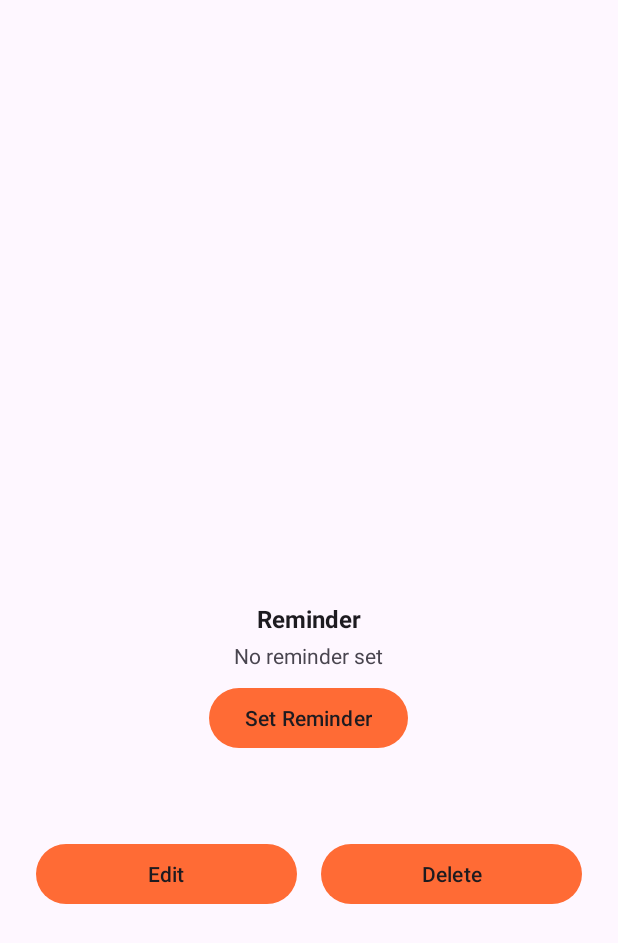
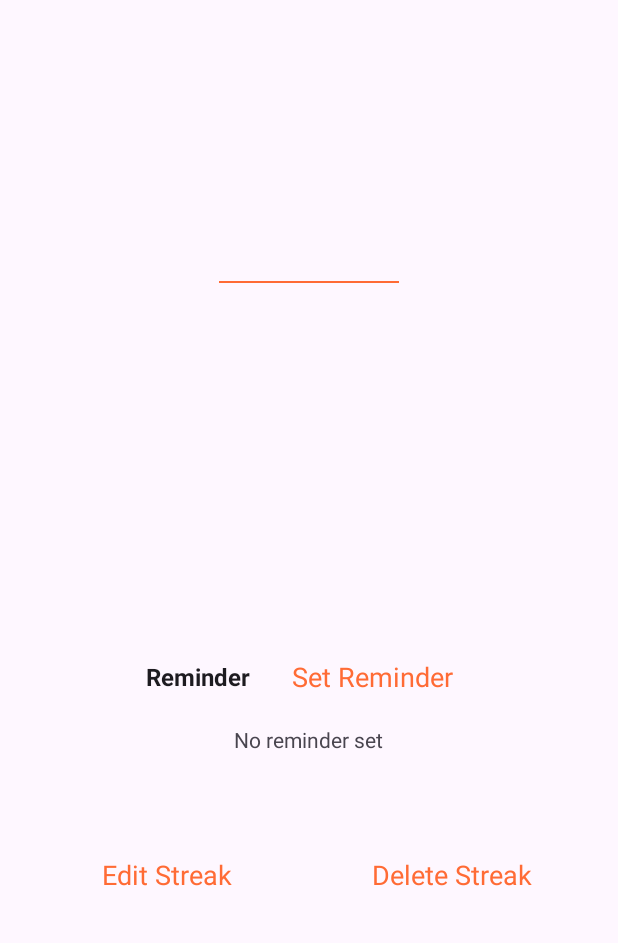
Before and after one commit to Arihant25/Streaks, an Android app: the layout fragment_streak_details.xml on its own in the app's theme, with its tools: preview values and no code run, on a phone screen of 412 x 824 dp. Shown: the top 943 px of the screen. Run offline under Robolectric (Android 15) with nearby library versions, the phone set to English and light mode, and no system bars.

Commit message:
Refactor reminder UI and logic for improved clarity and consistency

```diff
--- a/app/src/main/res/layout/fragment_streak_details.xml
+++ b/app/src/main/res/layout/fragment_streak_details.xml
@@ -39,6 +39,14 @@
             android:textSize="16sp"
             android:textColor="?android:textColorSecondary"
             android:layout_marginBottom="16dp" />
+
+        <!-- Divider -->
+        <View
+            android:layout_width="120dp"
+            android:layout_height="1dp"
+            android:background="@color/orange"
+            android:layout_marginBottom="24dp"
+            android:layout_gravity="center_horizontal" />
 
         <!-- Streak stats row -->
         <LinearLayout
@@ -85,6 +93,14 @@
             android:orientation="vertical"
             android:gravity="center_horizontal"
             android:layout_marginBottom="24dp">
+
+            <!-- Label and Button Row -->
+            <LinearLayout
+                android:layout_width="match_parent"
+                android:layout_height="wrap_content"
+                android:orientation="horizontal"
+                android:gravity="center">
+
                 <TextView
                     android:id="@+id/text_reminder_label"
                     android:layout_width="wrap_content"
@@ -92,21 +108,32 @@
                     android:text="Reminder"
                     android:textStyle="bold"
                     android:textSize="16sp"
-                android:layout_marginBottom="4dp"
                     android:textColor="?android:textColorPrimary" />
+
+                <Space
+                    android:layout_width="16dp"
+                    android:layout_height="wrap_content" />
+
+                <TextView
+                    android:id="@+id/button_set_reminder"
+                    android:layout_width="wrap_content"
+                    android:layout_height="wrap_content"
+                    android:text="Set Reminder"
+                    android:textColor="@color/orange"
+                    android:textSize="18sp"
+                    android:padding="12dp"
+                    android:clickable="true"
+                    android:focusable="true"
+                    android:background="?android:attr/selectableItemBackground" />
+            </LinearLayout>
+
             <TextView
                 android:id="@+id/text_reminder_summary"
                 android:layout_width="wrap_content"
                 android:layout_height="wrap_content"
                 android:text="No reminder set"
-                android:layout_marginBottom="8dp"
+                android:layout_marginTop="8dp"
                 android:textColor="?android:textColorSecondary" />
-            <Button
-                android:id="@+id/button_set_reminder"
-                android:layout_width="wrap_content"
-                android:layout_height="wrap_content"
-                android:text="Set Reminder"
-                android:textColor="?android:textColorPrimary" />
         </LinearLayout>
 
         <!-- TODO: Add graph, monthly view, reminders -->
@@ -118,23 +145,35 @@
             android:orientation="horizontal"
             android:gravity="center"
             android:layout_marginTop="32dp">
-            <Button
+            <TextView
                 android:id="@+id/button_edit"
                 android:layout_width="0dp"
                 android:layout_height="wrap_content"
                 android:layout_weight="1"
-                android:text="Edit"
-                android:textColor="?android:textColorPrimary" />
+                android:text="Edit Streak"
+                android:textColor="@color/orange"
+                android:textSize="18sp"
+                android:gravity="center"
+                android:padding="12dp"
+                android:clickable="true"
+                android:focusable="true"
+                android:background="?android:attr/selectableItemBackground" />
             <Space
                 android:layout_width="16dp"
                 android:layout_height="wrap_content" />
-            <Button
+            <TextView
                 android:id="@+id/button_delete"
                 android:layout_width="0dp"
                 android:layout_height="wrap_content"
                 android:layout_weight="1"
-                android:text="Delete"
-                android:textColor="?android:textColorPrimary" />
+                android:text="Delete Streak"
+                android:textColor="@color/orange"
+                android:textSize="18sp"
+                android:gravity="center"
+                android:padding="12dp"
+                android:clickable="true"
+                android:focusable="true"
+                android:background="?android:attr/selectableItemBackground" />
         </LinearLayout>
     </LinearLayout>
 </ScrollView>
--- a/app/src/main/res/values-night/colors.xml
+++ b/app/src/main/res/values-night/colors.xml
@@ -3,7 +3,7 @@
     <color name="black">#FFFFFFFF</color> <!-- Use white for text on dark backgrounds -->
     <color name="white">#FF121212</color> <!-- Modern dark background -->
     <color name="orange">#FFFF6B35</color> <!-- Keep accent vibrant -->
-    <color name="orange_light">#FFFF9E7A</color> <!-- Slightly lighter accent -->
+    <color name="orange_dark">#FFFF9E7A</color> <!-- Slightly lighter accent -->
     <color name="gray_light">#FF232323</color> <!-- Very dark gray for surfaces -->
     <color name="gray_medium">#FF2C2C2C</color> <!-- Medium dark gray for cards -->
     <color name="gray_dark">#FFB0B0B0</color> <!-- Light gray for text/icons -->
--- a/app/src/main/res/values-night/themes.xml
+++ b/app/src/main/res/values-night/themes.xml
@@ -2,7 +2,7 @@
     <!-- Base application theme. -->
     <style name="Theme.Streaks" parent="Theme.Material3.DayNight.NoActionBar">
         <!-- Primary brand color. -->
-        <item name="colorPrimary">@color/orange_light</item>
+        <item name="colorPrimary">@color/orange_dark</item>
         <item name="colorOnPrimary">@color/black</item>
         <!-- Secondary brand color. -->
         <item name="colorSecondary">@color/orange</item>
--- a/app/src/main/res/values/colors.xml
+++ b/app/src/main/res/values/colors.xml
@@ -3,7 +3,7 @@
     <color name="black">#FF000000</color>
     <color name="white">#FFFFFFFF</color>
     <color name="orange">#FFFF6B35</color>
-    <color name="orange_light">#FFFF9E7A</color>
+    <color name="orange_dark">#FF8B3D</color>
     <color name="gray_light">#FFF5F5F5</color>
     <color name="gray_medium">#FFE0E0E0</color>
     <color name="gray_dark">#FF757575</color>
--- a/app/src/main/res/values/themes.xml
+++ b/app/src/main/res/values/themes.xml
@@ -5,7 +5,7 @@
         <item name="colorPrimary">@color/orange</item>
         <item name="colorOnPrimary">@color/white</item>
         <!-- Secondary brand color. -->
-        <item name="colorSecondary">@color/orange_light</item>
+        <item name="colorSecondary">@color/orange_dark</item>
         <item name="colorOnSecondary">@color/black</item>
         <!-- Status bar color. -->
         <item name="android:statusBarColor">@color/gray_dark</item>
```
Also changed, not shown: app/src/main/java/com/example/streaks/ui/home/StreakDetailsFragment.kt (+47 -21 lines), app/src/main/res/layout/dialog_reminder.xml (+8 -2 lines), app/src/main/res/layout/fragment_settings.xml (+20 -9 lines). Lines whose indentation alone changed are shown as unchanged.
